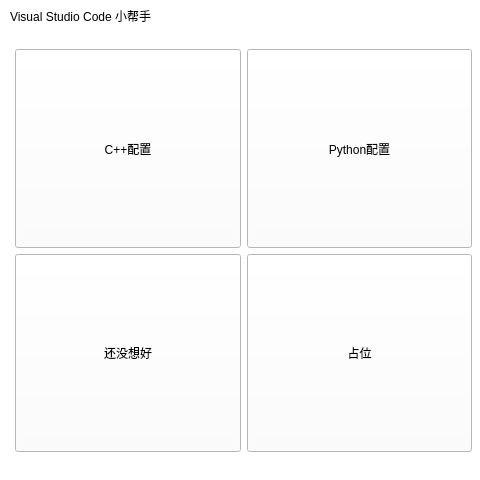
Gu-jq/VSCode_Helper, file VSCode_Helper/mainwindow.ui: the form before one commit.
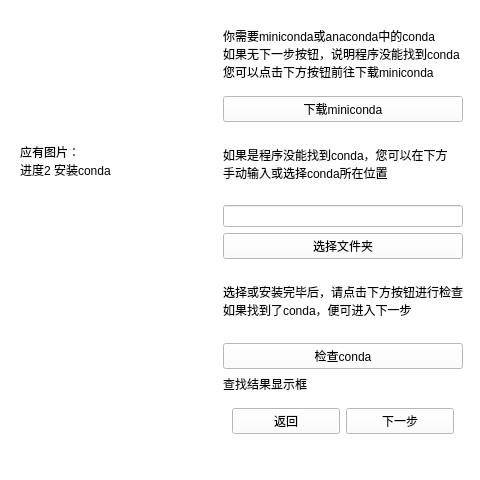
The form after the commit. The open tabs and pages were chosen to show the change. Icons and pictures are not drawn.

```diff
--- a/VSCode_Helper/mainwindow.ui
+++ b/VSCode_Helper/mainwindow.ui
@@ -1694,6 +1694,181 @@
       </layout>
      </widget>
     </widget>
+    <widget class="QWidget" name="pypage_3_2">
+     <widget class="QWidget" name="widget_33" native="true">
+      <property name="geometry">
+       <rect>
+        <x>0</x>
+        <y>0</y>
+        <width>481</width>
+        <height>461</height>
+       </rect>
+      </property>
+      <property name="sizePolicy">
+       <sizepolicy hsizetype="Preferred" vsizetype="Preferred">
+        <horstretch>0</horstretch>
+        <verstretch>0</verstretch>
+       </sizepolicy>
+      </property>
+      <layout class="QHBoxLayout" name="horizontalLayout_19">
+       <item>
+        <widget class="QWidget" name="pypic_5" native="true">
+         <property name="sizePolicy">
+          <sizepolicy hsizetype="MinimumExpanding" vsizetype="Expanding">
+           <horstretch>0</horstretch>
+           <verstretch>0</verstretch>
+          </sizepolicy>
+         </property>
+         <property name="styleSheet">
+          <string notr="true">QWidget#pypic_5{
+	
+	background-image: url(:/image/image/占位图片.png);
+}</string>
+         </property>
+         <widget class="QLabel" name="label_42">
+          <property name="geometry">
+           <rect>
+            <x>20</x>
+            <y>90</y>
+            <width>101</width>
+            <height>141</height>
+           </rect>
+          </property>
+          <property name="text">
+           <string>应有图片：
+进度2 安装conda</string>
+          </property>
+         </widget>
+        </widget>
+       </item>
+       <item>
+        <widget class="QWidget" name="widget_39" native="true">
+         <property name="sizePolicy">
+          <sizepolicy hsizetype="Expanding" vsizetype="Expanding">
+           <horstretch>0</horstretch>
+           <verstretch>0</verstretch>
+          </sizepolicy>
+         </property>
+         <layout class="QVBoxLayout" name="verticalLayout_23">
+          <item>
+           <widget class="QWidget" name="widget_40" native="true">
+            <property name="sizePolicy">
+             <sizepolicy hsizetype="Preferred" vsizetype="Expanding">
+              <horstretch>0</horstretch>
+              <verstretch>0</verstretch>
+             </sizepolicy>
+            </property>
+            <layout class="QVBoxLayout" name="verticalLayout_24">
+             <item>
+              <widget class="QLabel" name="label_44">
+               <property name="text">
+                <string>你需要miniconda或anaconda中的conda
+如果无下一步按钮，说明程序没能找到conda
+您可以点击下方按钮前往下载miniconda</string>
+               </property>
+              </widget>
+             </item>
+             <item>
+              <widget class="QPushButton" name="pushButton_31">
+               <property name="text">
+                <string>下载miniconda</string>
+               </property>
+              </widget>
+             </item>
+             <item>
+              <widget class="QLabel" name="label_45">
+               <property name="text">
+                <string>如果是程序没能找到conda，您可以在下方
+手动输入或选择conda所在位置</string>
+               </property>
+              </widget>
+             </item>
+             <item>
+              <widget class="QLineEdit" name="path_input_6"/>
+             </item>
+             <item>
+              <widget class="QPushButton" name="pushButton_32">
+               <property name="text">
+                <string>选择文件夹</string>
+               </property>
+              </widget>
+             </item>
+             <item>
+              <widget class="QLabel" name="label_46">
+               <property name="text">
+                <string>选择或安装完毕后，请点击下方按钮进行检查
+如果找到了conda，便可进入下一步</string>
+               </property>
+              </widget>
+             </item>
+             <item>
+              <widget class="QPushButton" name="pushButton_33">
+               <property name="text">
+                <string>检查conda</string>
+               </property>
+              </widget>
+             </item>
+             <item>
+              <widget class="QLabel" name="notice_8">
+               <property name="sizePolicy">
+                <sizepolicy hsizetype="Preferred" vsizetype="Fixed">
+                 <horstretch>0</horstretch>
+                 <verstretch>0</verstretch>
+                </sizepolicy>
+               </property>
+               <property name="text">
+                <string>查找结果显示框</string>
+               </property>
+              </widget>
+             </item>
+             <item>
+              <widget class="QWidget" name="widget_41" native="true">
+               <property name="sizePolicy">
+                <sizepolicy hsizetype="Expanding" vsizetype="Fixed">
+                 <horstretch>0</horstretch>
+                 <verstretch>0</verstretch>
+                </sizepolicy>
+               </property>
+               <layout class="QHBoxLayout" name="horizontalLayout_20">
+                <item>
+                 <widget class="QPushButton" name="pushButton_34">
+                  <property name="sizePolicy">
+                   <sizepolicy hsizetype="Expanding" vsizetype="Fixed">
+                    <horstretch>0</horstretch>
+                    <verstretch>0</verstretch>
+                   </sizepolicy>
+                  </property>
+                  <property name="text">
+                   <string>返回</string>
+                  </property>
+                 </widget>
+                </item>
+                <item>
+                 <widget class="QPushButton" name="pynext_button_3_2">
+                  <property name="sizePolicy">
+                   <sizepolicy hsizetype="Expanding" vsizetype="Fixed">
+                    <horstretch>0</horstretch>
+                    <verstretch>0</verstretch>
+                   </sizepolicy>
+                  </property>
+                  <property name="text">
+                   <string>下一步</string>
+                  </property>
+                 </widget>
+                </item>
+               </layout>
+              </widget>
+             </item>
+            </layout>
+           </widget>
+          </item>
+         </layout>
+        </widget>
+       </item>
+      </layout>
+     </widget>
+    </widget>
+    <widget class="QWidget" name="pypage_4_2"/>
    </widget>
   </widget>
   <widget class="QMenuBar" name="menubar">
```
Left out of the diff: 41 changed lines with no effect on the pictures.
